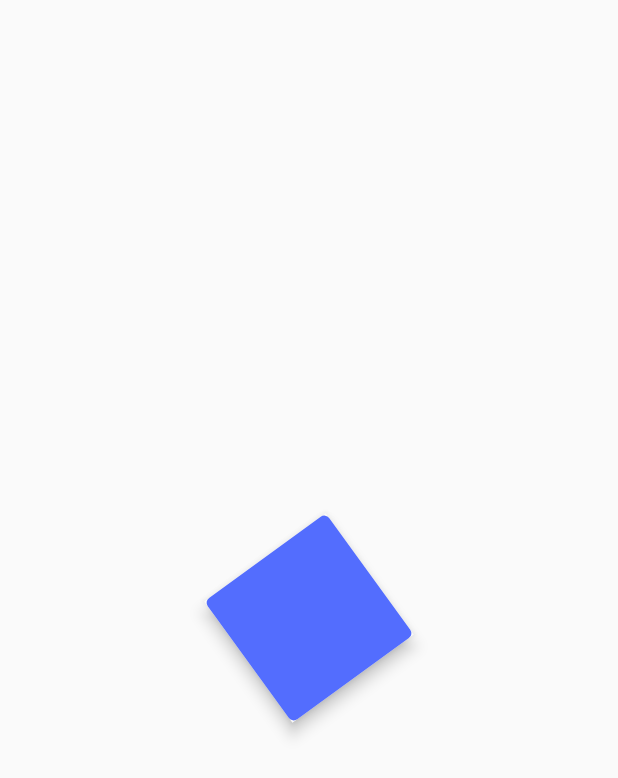
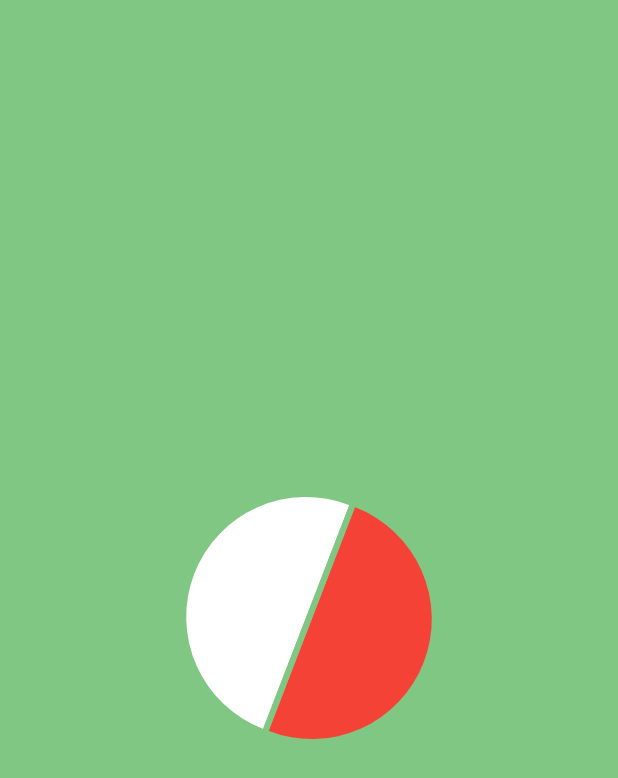
Before and after one commit to moksh-mahajan/flutter_animations, a Flutter app: the screen it shows after launch, on a phone screen of 412 x 824 dp. Shown: the top 778 px of the screen. Run offline on Flutter 3.47's test engine with Material 2 defaults, Android fonts, the phone set to English and light mode, and no system bars.

Commit message:
rotate and flip chained animation

```diff
--- a/lib/main.dart
+++ b/lib/main.dart
@@ -1,4 +1,5 @@
 import 'package:flutter/material.dart';
+import 'package:flutter_animations/rotate_and_flip_chained_animation_page.dart';
 import 'package:flutter_animations/rotating_container_page.dart';
 
 void main() => runApp(const App());
@@ -9,7 +10,7 @@ class App extends StatelessWidget {
   @override
   Widget build(BuildContext context) {
     return const MaterialApp(
-      home: RotatingContainerPage(),
+      home: RotateAndFlipChainedAnimationPage(),
     );
   }
 }
--- /dev/null
+++ b/lib/rotate_and_flip_chained_animation_page.dart
@@ -0,0 +1,217 @@
+import 'dart:math' show pi;
+
+import 'package:flutter/material.dart';
+
+class RotateAndFlipChainedAnimationPage extends StatelessWidget {
+  const RotateAndFlipChainedAnimationPage({super.key});
+
+  @override
+  Widget build(BuildContext context) {
+    return Scaffold(
+      backgroundColor: Colors.green.shade300,
+      body: const SafeArea(
+        child: Center(
+          child: _RotatingCircle(),
+        ),
+      ),
+    );
+  }
+}
+
+class _RotatingCircle extends StatefulWidget {
+  const _RotatingCircle({super.key});
+
+  @override
+  State<_RotatingCircle> createState() => _RotatingCircleState();
+}
+
+class _RotatingCircleState extends State<_RotatingCircle>
+    with TickerProviderStateMixin {
+  late AnimationController _counterClockwiseRotationController;
+  late Animation<double> _counterClockwiseRotationAnimation;
+
+  late AnimationController _flipController;
+  late Animation _flipAnimation;
+
+  @override
+  void initState() {
+    super.initState();
+    _counterClockwiseRotationController = AnimationController(
+      vsync: this,
+      duration: const Duration(seconds: 1),
+    );
+    _counterClockwiseRotationAnimation =
+        Tween<double>(begin: 0, end: -pi / 2).animate(
+      CurvedAnimation(
+        parent: _counterClockwiseRotationController,
+        curve: Curves.bounceOut,
+      ),
+    );
+
+    _flipController = AnimationController(
+      vsync: this,
+      duration: const Duration(seconds: 1),
+    );
+    _flipAnimation = Tween<double>(
+      begin: 0,
+      end: pi,
+    ).animate(
+      CurvedAnimation(
+        parent: _flipController,
+        curve: Curves.bounceOut,
+      ),
+    );
+
+    _counterClockwiseRotationController.addStatusListener((status) {
+      if (status == AnimationStatus.completed) {
+        _flipAnimation = Tween<double>(
+          begin: _flipAnimation.value,
+          end: _flipAnimation.value + pi,
+        ).animate(
+          CurvedAnimation(
+            parent: _flipController,
+            curve: Curves.bounceOut,
+          ),
+        );
+        _flipController
+          ..reset()
+          ..forward();
+      }
+    });
+
+    _flipController.addStatusListener((status) {
+      if (status == AnimationStatus.completed) {
+        _counterClockwiseRotationAnimation = Tween<double>(
+          begin: _counterClockwiseRotationAnimation.value,
+          end: _counterClockwiseRotationAnimation.value - pi / 2,
+        ).animate(
+          CurvedAnimation(
+            parent: _counterClockwiseRotationController,
+            curve: Curves.bounceOut,
+          ),
+        );
+        _counterClockwiseRotationController
+          ..reset()
+          ..forward();
+      }
+    });
+
+    _counterClockwiseRotationController.forward();
+  }
+
+  @override
+  void dispose() {
+    _counterClockwiseRotationController.dispose();
+    _flipController.dispose();
+    super.dispose();
+  }
+
+  @override
+  Widget build(BuildContext context) {
+    return AnimatedBuilder(
+      animation: _counterClockwiseRotationController,
+      builder: (context, child) {
+        return Transform(
+          alignment: Alignment.center,
+          transform: Matrix4.identity()
+            ..rotateZ(_counterClockwiseRotationAnimation.value),
+          child: child,
+        );
+      },
+      child: AnimatedBuilder(
+        animation: _flipController,
+        builder: (context, child) {
+          return Transform(
+            alignment: Alignment.center,
+            transform: Matrix4.identity()..rotateY(_flipAnimation.value),
+            child: child,
+          );
+        },
+        child: const TwoColorCircle(),
+      ),
+    );
+  }
+}
+
+class TwoColorCircle extends StatelessWidget {
+  const TwoColorCircle({
+    super.key,
+  });
+
+  @override
+  Widget build(BuildContext context) {
+    return Row(
+      mainAxisSize: MainAxisSize.min,
+      mainAxisAlignment: MainAxisAlignment.center,
+      children: [
+        ClipPath(
+          clipper: const HalfCircleClipper(side: CircleSide.left),
+          child: Container(
+            color: Colors.red,
+            height: 160,
+            width: 160,
+          ),
+        ),
+        const SizedBox(
+          width: 4,
+        ),
+        ClipPath(
+          clipper: const HalfCircleClipper(side: CircleSide.right),
+          child: Container(
+            color: Colors.white,
+            height: 160,
+            width: 160,
+          ),
+        )
+      ],
+    );
+  }
+}
+
+class HalfCircleClipper extends CustomClipper<Path> {
+  final CircleSide side;
+
+  const HalfCircleClipper({required this.side});
+
+  @override
+  Path getClip(Size size) => side.toPath(size);
+
+  @override
+  bool shouldReclip(covariant CustomClipper oldClipper) => true;
+}
+
+enum CircleSide {
+  left,
+  right,
+}
+
+extension ToPath on CircleSide {
+  Path toPath(Size size) {
+    final path = Path();
+    late Offset offset;
+    late bool clockwise;
+
+    switch (this) {
+      case CircleSide.left:
+        path.moveTo(size.width, 0);
+        offset = Offset(size.width, size.height);
+        clockwise = false;
+        break;
+      case CircleSide.right:
+        offset = Offset(0, size.height);
+        clockwise = true;
+        break;
+    }
+
+    path.arcToPoint(
+      offset,
+      radius: Radius.elliptical(
+        size.width / 2,
+        size.height / 2,
+      ),
+      clockwise: clockwise,
+    );
+    path.close();
+    return path;
+  }
+}
```
Also changed, not shown: pubspec.lock.
